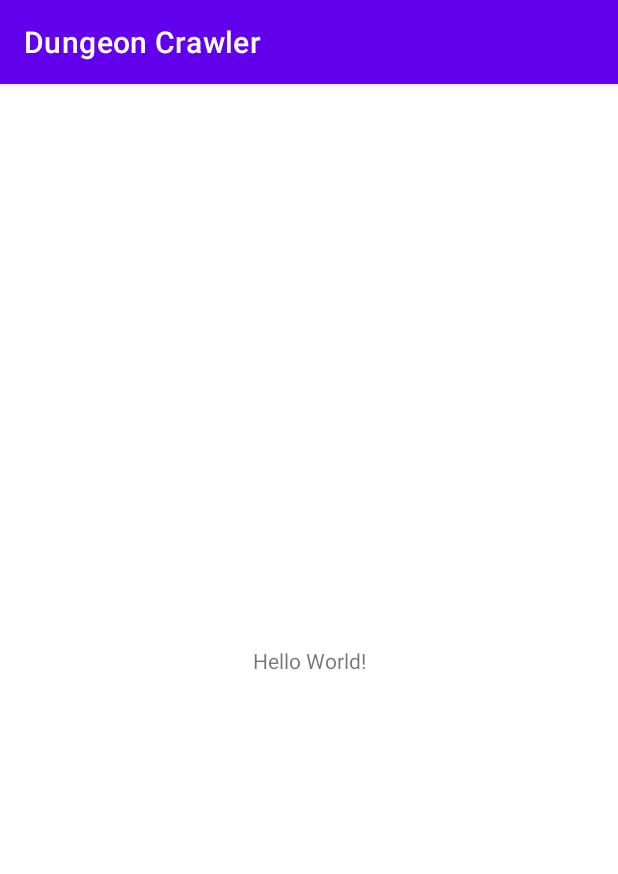
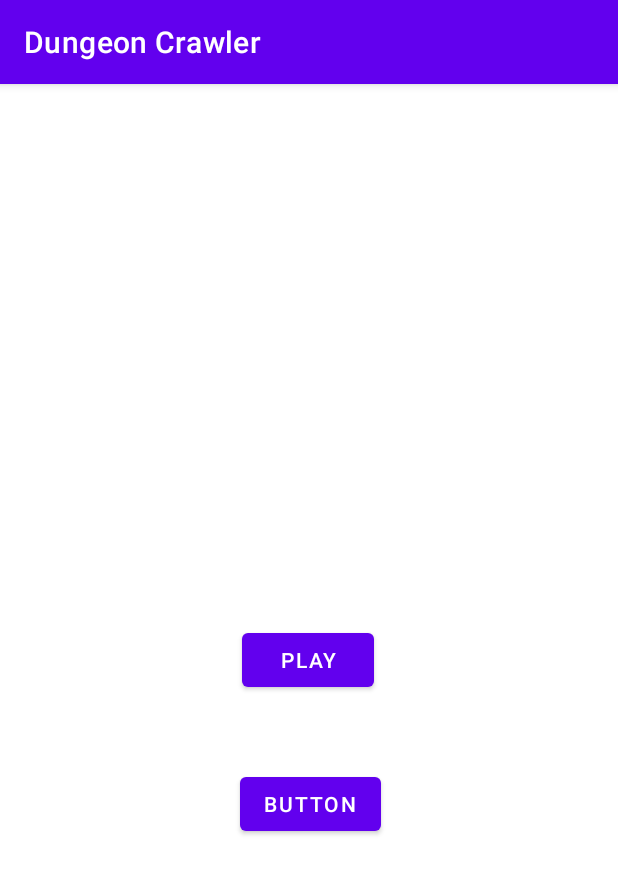
Before and after one commit to dhelfrich/DungeonCrawler, an Android app: the screen it shows after launch (MainActivity), on a phone screen of 412 x 824 dp. Shown: the top 874 px of the screen. Run offline under Robolectric (Android 15) with nearby library versions, the phone set to English and light mode, and no system bars.

Commit message:
Commit to main

```diff
--- a/app/src/main/res/layout/activity_main.xml
+++ b/app/src/main/res/layout/activity_main.xml
@@ -6,13 +6,32 @@
         android:layout_width="match_parent"
         android:layout_height="match_parent"
         tools:context=".MainActivity">
-    <TextView
-            android:layout_width="wrap_content"
-            android:layout_height="wrap_content"
-            android:text="Hello World!"
-            app:layout_constraintBottom_toBottomOf="parent"
-            app:layout_constraintLeft_toLeftOf="parent"
-            app:layout_constraintRight_toRightOf="parent"
-            app:layout_constraintTop_toTopOf="parent"/>
+
+    <Button
+        android:id="@+id/playButton"
+        android:layout_width="wrap_content"
+        android:layout_height="wrap_content"
+        android:layout_marginStart="158dp"
+        android:layout_marginTop="341dp"
+        android:layout_marginEnd="159dp"
+        android:layout_marginBottom="342dp"
+        android:text="Play"
+        app:layout_constraintBottom_toBottomOf="parent"
+        app:layout_constraintEnd_toEndOf="parent"
+        app:layout_constraintStart_toStartOf="parent"
+        app:layout_constraintTop_toTopOf="parent" />
+
+    <Button
+        android:id="@+id/button2"
+        android:layout_width="wrap_content"
+        android:layout_height="wrap_content"
+        android:layout_marginStart="159dp"
+        android:layout_marginTop="48dp"
+        android:layout_marginEnd="158dp"
+        android:text="Button"
+        app:layout_constraintEnd_toEndOf="parent"
+        app:layout_constraintHorizontal_bias="1.0"
+        app:layout_constraintStart_toStartOf="parent"
+        app:layout_constraintTop_toBottomOf="@+id/playButton" />
 
 </androidx.constraintlayout.widget.ConstraintLayout>
```
